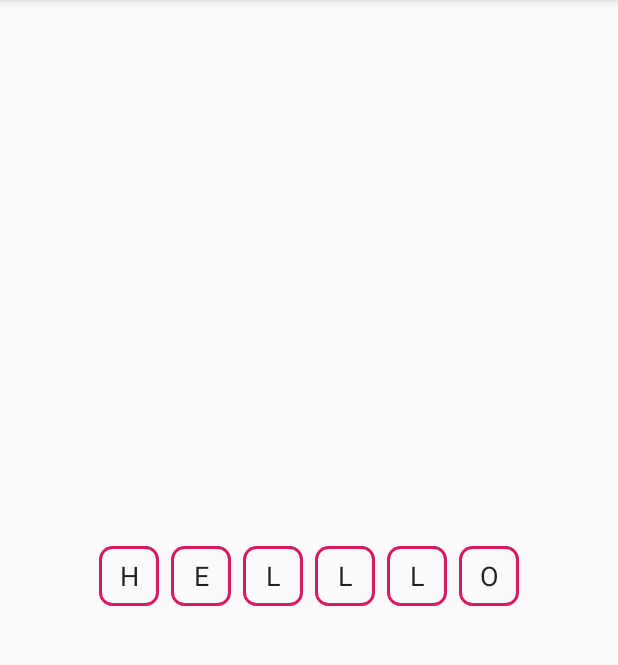
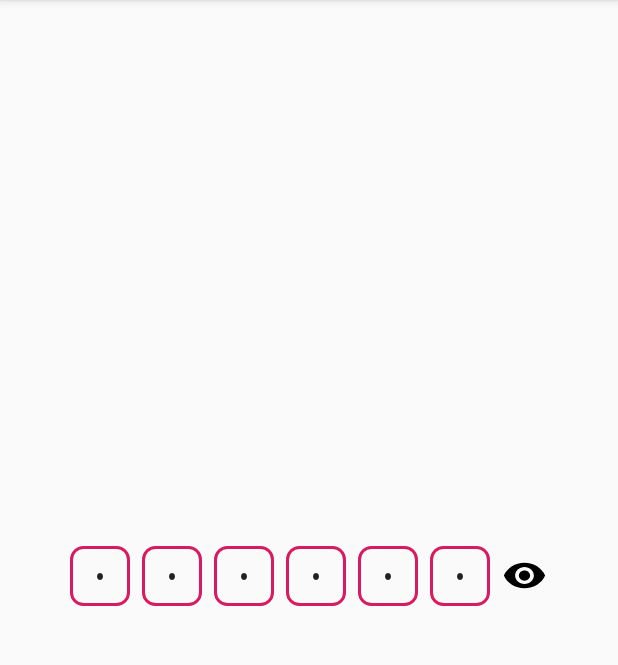
Before and after one commit to darshan-miskin/PinView-Android, an Android app: the screen it shows after launch (MainActivity), on a phone screen of 412 x 824 dp, the part 84-749 px from its top. Run offline under Robolectric (Android 15) with nearby library versions, the phone set to English and light mode, and no system bars.

```diff
--- a/app/src/main/java/com/gne/www/pinviewlibrary/MainActivity.java
+++ b/app/src/main/java/com/gne/www/pinviewlibrary/MainActivity.java
@@ -2,6 +2,7 @@ package com.gne.www.pinviewlibrary;
 
 import android.os.Bundle;
 import android.support.v7.app.AppCompatActivity;
+import android.view.inputmethod.InputMethodManager;
 import android.widget.Toast;
 
 import com.gne.www.lib.InputType;
@@ -15,7 +16,7 @@ public class MainActivity extends AppCompatActivity {
         super.onCreate(savedInstanceState);
         setContentView(R.layout.activity_main);
 
-        PinView pinView=findViewById(R.id.pinview);
+        final PinView pinView=findViewById(R.id.pinview);
 
         pinView.setPinCount(6);
         pinView.setText("helllooo");
@@ -24,13 +25,23 @@ public class MainActivity extends AppCompatActivity {
         pinView.getText();
         pinView.setPinSize(40);
         pinView.setInputType(InputType.TYPE_TEXT);
+        pinView.setShowPasswordToggle(true);
 
         pinView.setOnPinCompletionListener(new OnPinCompletedListener() {
             @Override
             public void onPinCompleted(String entirePin) {
                 Toast.makeText(MainActivity.this,"Text Entered",Toast.LENGTH_LONG).show();
+//                hideKeyboard();
+                pinView.setShowPasswordToggle(true);
             }
         });
 
     }
+
+    private void hideKeyboard() {
+        if (getCurrentFocus() != null) {
+            InputMethodManager inputMethodManager = (InputMethodManager) getSystemService(INPUT_METHOD_SERVICE);
+            inputMethodManager.hideSoftInputFromWindow(getCurrentFocus().getWindowToken(), 0);
+        }
+    }
 }
--- a/pinview/src/main/java/com/gne/www/lib/PinTextWatcher.java
+++ b/pinview/src/main/java/com/gne/www/lib/PinTextWatcher.java
@@ -17,6 +17,7 @@ class PinTextWatcher implements TextWatcher {
     private AppCompatActivity activity;
     private int currentIndex;
     private boolean isFirst = false, isLast = false;
+    private static boolean isProcessing=false;
     private String newTypedString = "", entirePin="";
     private ArrayList<EditText> pinEditTexts=new ArrayList<>();
 
@@ -62,12 +63,11 @@ class PinTextWatcher implements TextWatcher {
         if (!isLast)
             pinEditTexts.get(currentIndex + 1).requestFocus();
 
-        if (isAllEditTextsFilled()) {
+        if (isAllEditTextsFilled() && !isProcessing) {
             pinEditTexts.get(currentIndex).clearFocus();
             if(PinView.onPinCompletionListener!=null){
                 PinView.onPinCompleted(entirePin);
             }
-            hideKeyboard();
         }
     }
 
@@ -86,11 +86,8 @@ class PinTextWatcher implements TextWatcher {
         return true;
     }
 
-    private void hideKeyboard() {
-        if (activity.getCurrentFocus() != null) {
-            InputMethodManager inputMethodManager = (InputMethodManager) activity.getSystemService(INPUT_METHOD_SERVICE);
-            inputMethodManager.hideSoftInputFromWindow(activity.getCurrentFocus().getWindowToken(), 0);
-        }
+    void setProcessing(boolean isProcessing){
+        this.isProcessing=isProcessing;
     }
 
 }
--- a/pinview/src/main/java/com/gne/www/lib/PinView.java
+++ b/pinview/src/main/java/com/gne/www/lib/PinView.java
@@ -7,12 +7,17 @@ import android.graphics.drawable.Drawable;
 import android.support.v7.app.AppCompatActivity;
 import android.support.v7.widget.LinearLayoutCompat;
 import android.text.InputFilter;
+import android.text.method.HideReturnsTransformationMethod;
+import android.text.method.PasswordTransformationMethod;
 import android.util.AttributeSet;
 import android.util.DisplayMetrics;
 import android.view.ContextMenu;
 import android.view.Gravity;
 import android.view.MenuItem;
+import android.view.View;
+import android.view.ViewGroup;
 import android.widget.EditText;
+import android.widget.Toast;
 
 
 import java.util.ArrayList;
@@ -20,10 +25,12 @@ import java.util.ArrayList;
 public class PinView extends LinearLayoutCompat {
 
     private Context context;
+    private int sizeInDp=50;
     private short pinCount=6, inputType= com.gne.www.lib.InputType.TYPE_NUMBER;
-    private boolean isPassword=false;
+    private boolean isPassword=false, showPasswordToggle=false;
     private Drawable background;
-    private ArrayList<EditText> pinEditTexts=new ArrayList<>();
+    private ArrayList<EditText> editTextsArrayList =new ArrayList<>();
+    private ArrayList<PinTextWatcher> textWatcherArrayList =new ArrayList<>();
     static OnPinCompletedListener onPinCompletionListener;
 
     public PinView(Context context) {
@@ -40,16 +47,7 @@ public class PinView extends LinearLayoutCompat {
         this.setOrientation(HORIZONTAL);
         this.setGravity(Gravity.CENTER);
 
-        TypedArray a=context.obtainStyledAttributes(attrs,R.styleable.PinView);
-        pinCount=(short)a.getInteger(R.styleable.PinView_pinCount,pinCount);
-        inputType=(short)a.getInteger(R.styleable.PinView_inputType,pinCount);
-        isPassword=a.getBoolean(R.styleable.PinView_isPassword,false);
-
-        if(a.hasValue(R.styleable.PinView_pinBackground)){
-            background=a.getDrawable(R.styleable.PinView_pinBackground);
-        }
-        a.recycle();
-        addPins();
+        setStyleAndPins(attrs);
     }
 
     public PinView(Context context, AttributeSet attrs, int defStyleAttr) {
@@ -58,10 +56,16 @@ public class PinView extends LinearLayoutCompat {
         this.setOrientation(HORIZONTAL);
         this.setGravity(Gravity.CENTER);
 
+        setStyleAndPins(attrs);
+    }
+
+    private void setStyleAndPins(AttributeSet attrs){
+
         TypedArray a=context.obtainStyledAttributes(attrs,R.styleable.PinView);
         pinCount=(short)a.getInteger(R.styleable.PinView_pinCount,pinCount);
         inputType=(short)a.getInteger(R.styleable.PinView_inputType,pinCount);
         isPassword=a.getBoolean(R.styleable.PinView_isPassword,false);
+        showPasswordToggle=a.getBoolean(R.styleable.PinView_showPasswordToggle,false);
 
         if(a.hasValue(R.styleable.PinView_pinBackground)){
             background=a.getDrawable(R.styleable.PinView_pinBackground);
@@ -88,40 +92,48 @@ public class PinView extends LinearLayoutCompat {
 
     private void addPins(){
         this.removeAllViews();
-        pinEditTexts.clear();
+        editTextsArrayList.clear();
         for (int i=0; i<getPinCount(); i++){
-            EditText pinEditText=new EditText(context);
-            pinEditText.setGravity(Gravity.CENTER);
+            EditText editText=new EditText(context);
+            editText.setGravity(Gravity.CENTER);
             LinearLayoutCompat.LayoutParams layoutParams=new LinearLayoutCompat.
                                         LayoutParams(getResources().getDimensionPixelOffset(R.dimen.pin_size),
                                         getResources().getDimensionPixelOffset(R.dimen.pin_size)/*,1*/);
             layoutParams.setMargins(getResources().getDimensionPixelSize(R.dimen.margin_pin_edit_text),getResources().getDimensionPixelSize(R.dimen.margin_pin_edit_text),
                     getResources().getDimensionPixelSize(R.dimen.margin_pin_edit_text),getResources().getDimensionPixelSize(R.dimen.margin_pin_edit_text));
-            pinEditText.setLayoutParams(layoutParams);
-            pinEditText.setMaxLines(1);
-            pinEditText.setLines(1);
-            pinEditText.setPadding(0,0,0,0);
-            pinEditText.setFilters(new InputFilter[]{new InputFilter.LengthFilter(1), new InputFilter.AllCaps()});
+            editText.setLayoutParams(layoutParams);
+            editText.setMaxLines(1);
+            editText.setLines(1);
+            editText.setPadding(0,0,0,0);
+            editText.setFilters(new InputFilter[]{new InputFilter.LengthFilter(1), new InputFilter.AllCaps()});
             if(background!=null)
-                pinEditText.setBackground(background);
+                editText.setBackground(background);
+            setPasswordType(editText);
+            editTextsArrayList.add(editText);
+            this.addView(editText);
+        }
+        textWatcherArrayList.clear();
+        for (int i = 0; i< getPinCount(); i++){
+            PinTextWatcher pinTextWatcher=new PinTextWatcher((AppCompatActivity) context,i, editTextsArrayList);
+            textWatcherArrayList.add(pinTextWatcher);
+            editTextsArrayList.get(i).addTextChangedListener(pinTextWatcher);
+            editTextsArrayList.get(i).setOnKeyListener(new PinOnKeyListener(i, editTextsArrayList));
+        }
+        setShowPasswordToggle(showPasswordToggle);
+    }
+
+    private void setPasswordType(EditText editText){
         if(isPassword){
             if(inputType==InputType.TYPE_TEXT)
-                    pinEditText.setInputType(android.text.InputType.TYPE_CLASS_TEXT | android.text.InputType.TYPE_TEXT_VARIATION_PASSWORD);
+                editText.setInputType(android.text.InputType.TYPE_CLASS_TEXT | android.text.InputType.TYPE_TEXT_VARIATION_PASSWORD);
             else
-                    pinEditText.setInputType(android.text.InputType.TYPE_CLASS_NUMBER | android.text.InputType.TYPE_NUMBER_VARIATION_PASSWORD);
+                editText.setInputType(android.text.InputType.TYPE_CLASS_NUMBER | android.text.InputType.TYPE_NUMBER_VARIATION_PASSWORD);
         }
         else {
             if (inputType == InputType.TYPE_TEXT)
-                    pinEditText.setInputType(android.text.InputType.TYPE_CLASS_TEXT);
+                editText.setInputType(android.text.InputType.TYPE_CLASS_TEXT);
             else
-                    pinEditText.setInputType(android.text.InputType.TYPE_CLASS_NUMBER);
-            }
-            pinEditTexts.add(pinEditText);
-            this.addView(pinEditText);
-        }
-        for (int i=0; i<pinEditTexts.size(); i++){
-            pinEditTexts.get(i).addTextChangedListener(new PinTextWatcher((AppCompatActivity) context,i, pinEditTexts));
-            pinEditTexts.get(i).setOnKeyListener(new PinOnKeyListener(i,pinEditTexts));
+                editText.setInputType(android.text.InputType.TYPE_CLASS_NUMBER);
         }
     }
 
@@ -136,7 +148,7 @@ public class PinView extends LinearLayoutCompat {
     public String getText(){
         String text="";
         for (int i=0; i<getPinCount(); i++){
-            text+=pinEditTexts.get(i).getText().toString();
+            text+= editTextsArrayList.get(i).getText().toString();
         }
         return text;
     }
@@ -149,7 +161,7 @@ public class PinView extends LinearLayoutCompat {
         short validLength=(short) text.length();
         if(validLength>=getPinCount()) validLength=getPinCount();
         for (int i=0; i<validLength; i++){
-            pinEditTexts.get(i).setText(Character.toString(text.charAt(i)));
+            editTextsArrayList.get(i).setText(Character.toString(text.charAt(i)));
         }
     }
 
@@ -173,15 +185,15 @@ public class PinView extends LinearLayoutCompat {
         for (int i=0; i<getPinCount(); i++){
             if(inputType==InputType.TYPE_TEXT) {
                 if(isPassword)
-                    pinEditTexts.get(i).setInputType(android.text.InputType.TYPE_CLASS_TEXT | android.text.InputType.TYPE_TEXT_VARIATION_PASSWORD);
+                    editTextsArrayList.get(i).setInputType(android.text.InputType.TYPE_CLASS_TEXT | android.text.InputType.TYPE_TEXT_VARIATION_PASSWORD);
                 else
-                    pinEditTexts.get(i).setInputType(android.text.InputType.TYPE_CLASS_TEXT);
+                    editTextsArrayList.get(i).setInputType(android.text.InputType.TYPE_CLASS_TEXT);
             }
             else {
                 if(isPassword)
-                    pinEditTexts.get(i).setInputType(android.text.InputType.TYPE_CLASS_NUMBER| android.text.InputType.TYPE_NUMBER_VARIATION_PASSWORD);
+                    editTextsArrayList.get(i).setInputType(android.text.InputType.TYPE_CLASS_NUMBER| android.text.InputType.TYPE_NUMBER_VARIATION_PASSWORD);
                 else
-                    pinEditTexts.get(i).setInputType(android.text.InputType.TYPE_CLASS_NUMBER);
+                    editTextsArrayList.get(i).setInputType(android.text.InputType.TYPE_CLASS_NUMBER);
             }
         }
     }
@@ -197,9 +209,9 @@ public class PinView extends LinearLayoutCompat {
         if(isPassword){
             for (int i=0; i<getPinCount(); i++) {
                 if (inputType == InputType.TYPE_NUMBER)
-                    pinEditTexts.get(i).setInputType(android.text.InputType.TYPE_CLASS_NUMBER | android.text.InputType.TYPE_NUMBER_VARIATION_PASSWORD);
+                    editTextsArrayList.get(i).setInputType(android.text.InputType.TYPE_CLASS_NUMBER | android.text.InputType.TYPE_NUMBER_VARIATION_PASSWORD);
                 else
-                    pinEditTexts.get(i).setInputType(android.text.InputType.TYPE_CLASS_TEXT | android.text.InputType.TYPE_TEXT_VARIATION_PASSWORD);
+                    editTextsArrayList.get(i).setInputType(android.text.InputType.TYPE_CLASS_TEXT | android.text.InputType.TYPE_TEXT_VARIATION_PASSWORD);
             }
         }
         else {
@@ -215,7 +227,7 @@ public class PinView extends LinearLayoutCompat {
     public void setPinBackground(Drawable backgroundDrawable){
         background=backgroundDrawable;
         for (int i=0; i<getPinCount(); i++) {
-            pinEditTexts.get(i).setBackground(background);
+            editTextsArrayList.get(i).setBackground(background);
         }
     }
 
@@ -224,6 +236,7 @@ public class PinView extends LinearLayoutCompat {
      * @param sizeInDp Width of the individual pin. Is also applied to height.
      */
     public void setPinSize(int sizeInDp){
+        this.sizeInDp=sizeInDp;
 
         for (int i=0; i<getPinCount(); i++) {
             LinearLayoutCompat.LayoutParams layoutParams=new LinearLayoutCompat.
@@ -231,7 +244,59 @@ public class PinView extends LinearLayoutCompat {
                     convertDpToPixel(sizeInDp,context)/*,1*/);
             layoutParams.setMargins(getResources().getDimensionPixelSize(R.dimen.margin_pin_edit_text),getResources().getDimensionPixelSize(R.dimen.margin_pin_edit_text),
                     getResources().getDimensionPixelSize(R.dimen.margin_pin_edit_text),getResources().getDimensionPixelSize(R.dimen.margin_pin_edit_text));
-            pinEditTexts.get(i).setLayoutParams(layoutParams);
+            editTextsArrayList.get(i).setLayoutParams(layoutParams);
+        }
+    }
+
+    public void setShowPasswordToggle(boolean showPasswordToggle){
+        this.showPasswordToggle=showPasswordToggle;
+
+        if(showPasswordToggle)isPassword=showPasswordToggle;
+
+        if(showPasswordToggle){
+
+            textWatcherArrayList.get(0).setProcessing(true);
+            setPassword(isPassword);
+            textWatcherArrayList.get(getPinCount()-1).setProcessing(false);
+            isPassword=!isPassword;
+
+            EditText editText=new EditText(context);
+            editText.setFocusable(false);
+            editText.setInputType(android.text.InputType.TYPE_NULL);
+            editText.setBackground(getResources().getDrawable(R.drawable.ic_show));
+            LinearLayoutCompat.LayoutParams layoutParams=new LinearLayoutCompat.
+                    LayoutParams(convertDpToPixel(30, context),
+                    convertDpToPixel(27, context)/*,1*/);
+            layoutParams.setMargins(convertDpToPixel(4,context),getResources().getDimensionPixelSize(R.dimen.margin_pin_edit_text),
+                    getResources().getDimensionPixelSize(R.dimen.margin_pin_edit_text),getResources().getDimensionPixelSize(R.dimen.margin_pin_edit_text));
+            editText.setLayoutParams(layoutParams);
+            editText.setPadding(4,4,4,4);
+            editTextsArrayList.add(editText);
+
+            editTextsArrayList.get(getPinCount()).setOnClickListener(new OnClickListener() {
+                @Override
+                public void onClick(View v) {
+                    textWatcherArrayList.get(0).setProcessing(true);
+                    for (int i=0; i<getPinCount(); i++) {
+                        setPasswordType(editTextsArrayList.get(i));
+                    }
+                    textWatcherArrayList.get(getPinCount()-1).setProcessing(false);
+                    if(isPassword){
+                        editTextsArrayList.get(editTextsArrayList.size()-1).setBackground(getResources().getDrawable(R.drawable.ic_show));
+                    }
+                    else {
+                        editTextsArrayList.get(editTextsArrayList.size()-1).setBackground(getResources().getDrawable(R.drawable.ic_hide));
+                    }
+                    isPassword=!isPassword;
+                }
+            });
+            this.addView(editText);
+        }
+        else {
+            if(editTextsArrayList.size()>getPinCount()) {
+                editTextsArrayList.remove(getPinCount());
+                this.removeViewAt(getPinCount());
+            }
         }
     }
 
--- /dev/null
+++ b/pinview/src/main/res/drawable/ic_hide.xml
@@ -0,0 +1,9 @@
+<vector xmlns:android="http://schemas.android.com/apk/res/android"
+    android:width="24dp"
+    android:height="24dp"
+    android:viewportWidth="24"
+    android:viewportHeight="24">
+  <path
+      android:fillColor="#FF000000"
+      android:pathData="M12,7c2.76,0 5,2.24 5,5 0,0.65 -0.13,1.26 -0.36,1.83l2.92,2.92c1.51,-1.26 2.7,-2.89 3.43,-4.75 -1.73,-4.39 -6,-7.5 -11,-7.5 -1.4,0 -2.74,0.25 -3.98,0.7l2.16,2.16C10.74,7.13 11.35,7 12,7zM2,4.27l2.28,2.28 0.46,0.46C3.08,8.3 1.78,10.02 1,12c1.73,4.39 6,7.5 11,7.5 1.55,0 3.03,-0.3 4.38,-0.84l0.42,0.42L19.73,22 21,20.73 3.27,3 2,4.27zM7.53,9.8l1.55,1.55c-0.05,0.21 -0.08,0.43 -0.08,0.65 0,1.66 1.34,3 3,3 0.22,0 0.44,-0.03 0.65,-0.08l1.55,1.55c-0.67,0.33 -1.41,0.53 -2.2,0.53 -2.76,0 -5,-2.24 -5,-5 0,-0.79 0.2,-1.53 0.53,-2.2zM11.84,9.02l3.15,3.15 0.02,-0.16c0,-1.66 -1.34,-3 -3,-3l-0.17,0.01z"/>
+</vector>
--- /dev/null
+++ b/pinview/src/main/res/drawable/ic_show.xml
@@ -0,0 +1,9 @@
+<vector xmlns:android="http://schemas.android.com/apk/res/android"
+    android:width="24dp"
+    android:height="24dp"
+    android:viewportWidth="24"
+    android:viewportHeight="24">
+  <path
+      android:fillColor="#FF000000"
+      android:pathData="M12,4.5C7,4.5 2.73,7.61 1,12c1.73,4.39 6,7.5 11,7.5s9.27,-3.11 11,-7.5c-1.73,-4.39 -6,-7.5 -11,-7.5zM12,17c-2.76,0 -5,-2.24 -5,-5s2.24,-5 5,-5 5,2.24 5,5 -2.24,5 -5,5zM12,9c-1.66,0 -3,1.34 -3,3s1.34,3 3,3 3,-1.34 3,-3 -1.34,-3 -3,-3z"/>
+</vector>
--- /dev/null
+++ b/pinview/src/main/res/drawable/transition.xml
@@ -0,0 +1,5 @@
+<?xml version="1.0" encoding="utf-8"?>
+<transition xmlns:android="http://schemas.android.com/apk/res/android">
+    <item android:drawable="@drawable/ic_hide" />
+    <item android:drawable="@drawable/ic_show" />
+</transition>
--- a/pinview/src/main/res/values/attr.xml
+++ b/pinview/src/main/res/values/attr.xml
@@ -7,6 +7,7 @@
             <enum name="number" value="0"/>
         </attr>
         <attr name="isPassword" format="boolean"/>
+        <attr name="showPasswordToggle" format="boolean"/>
 
         <attr name="pinBackground" format="reference"/>
     </declare-styleable>
```
Lines whose indentation alone changed are shown as unchanged.
